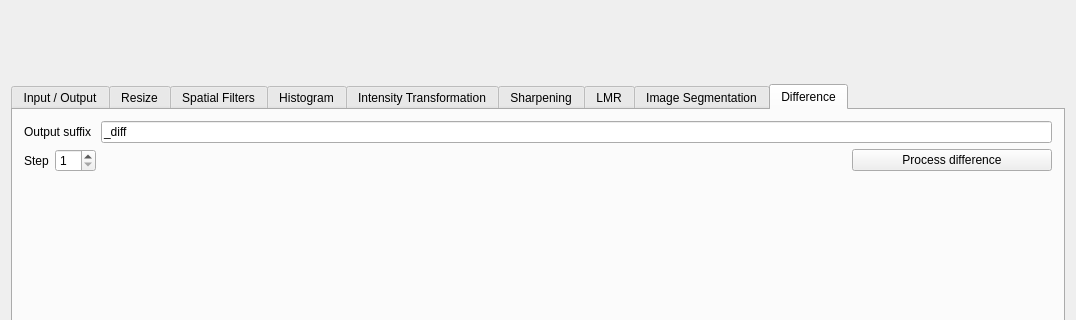
PNPiquin/ImageProcessing, file mainwindow.ui: the form before one commit; both pictures show x 0 to 1076 and y 607 to 927 of the 1076 by 1073 pixel window.
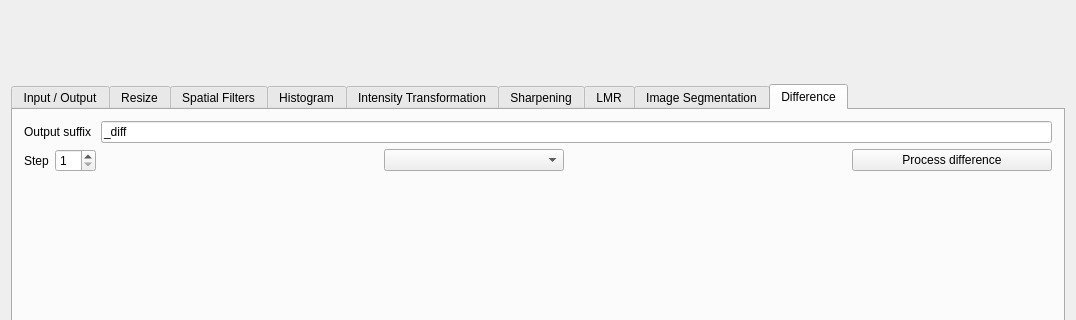
The form after the commit.

Patch:
```diff
--- a/mainwindow.ui
+++ b/mainwindow.ui
@@ -1914,6 +1914,29 @@
             </property>
            </widget>
           </item>
+          <item>
+           <spacer name="horizontalSpacer_38">
+            <property name="orientation">
+             <enum>Qt::Horizontal</enum>
+            </property>
+            <property name="sizeHint" stdset="0">
+             <size>
+              <width>40</width>
+              <height>20</height>
+             </size>
+            </property>
+           </spacer>
+          </item>
+          <item>
+           <widget class="QComboBox" name="diff_type_combobox">
+            <property name="minimumSize">
+             <size>
+              <width>180</width>
+              <height>0</height>
+             </size>
+            </property>
+           </widget>
+          </item>
           <item>
            <spacer name="horizontalSpacer_37">
             <property name="orientation">
```
